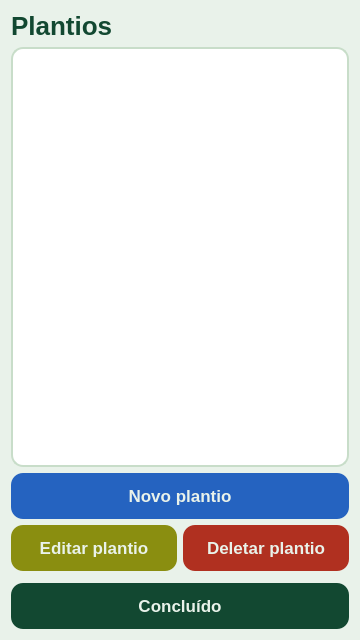
The window that gui/Planting.ui (pollyanasousa/projeto-interdisciplinar-ufrpe) describes before a commit, drawn with Qt 5.
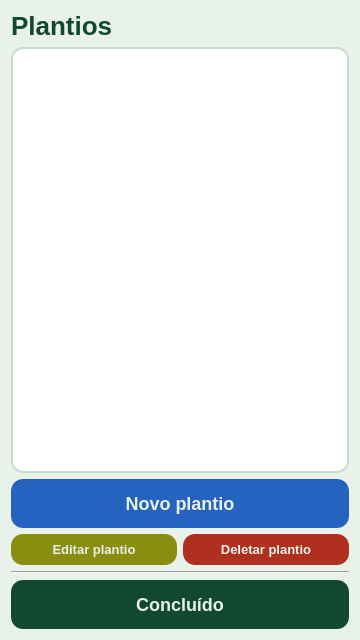
The same window after the commit.

The edit to the form file:
```diff
--- a/gui/Planting.ui
+++ b/gui/Planting.ui
@@ -27,11 +27,11 @@
   </property>
   <property name="styleSheet">
    <string notr="true">QWidget { background-color: #E9F2EA; font-family: &quot;Roboto Flex&quot;; }
-QPushButton { background-color: #124831; color: #E9F2EA; font-family: &quot;Roboto Flex&quot;; font-weight: 700; font-size: 17px; border-radius: 12px; padding: 13px; border: none; }
+QPushButton { background-color: #124831; color: #E9F2EA; font-family: &quot;Roboto Flex&quot;; font-weight: 700; font-size: 18px; border-radius: 12px; padding: 14px; border: none; }
 QPushButton:hover { background-color: #0a3020; }
 QPushButton#new_planting_button { background-color: #2563C0; }
-QPushButton#update_planting_button { background-color: #8a8e10; margin-bottom: 0px; }
-QPushButton#delete_planting_button { background-color: #b03020; margin-bottom: 0px; }
+QPushButton#update_planting_button { background-color: #8a8e10; margin-bottom: 0px; font-size: 13px; padding: 8px; }
+QPushButton#delete_planting_button { background-color: #b03020; margin-bottom: 0px; font-size: 13px; padding: 8px; }
 QLabel#main_label { font-family: &quot;Roboto Flex&quot;; font-weight: 800; font-size: 26px; color: #124831; }
 QListWidget { background-color: #FFFFFF; border: 1.5px solid #c8ddc9; border-radius: 12px; font-size: 14px; padding: 4px; }
 QListWidget::item { padding: 10px 8px; border-bottom: 1px solid #e8f0e9; }
@@ -76,7 +76,7 @@
    <item>
     <widget class="Line" name="line">
      <property name="orientation">
-      <enum>Qt::Orientation::Vertical</enum>
+       <enum>Qt::Orientation::Horizontal</enum>
      </property>
     </widget>
    </item>
```
